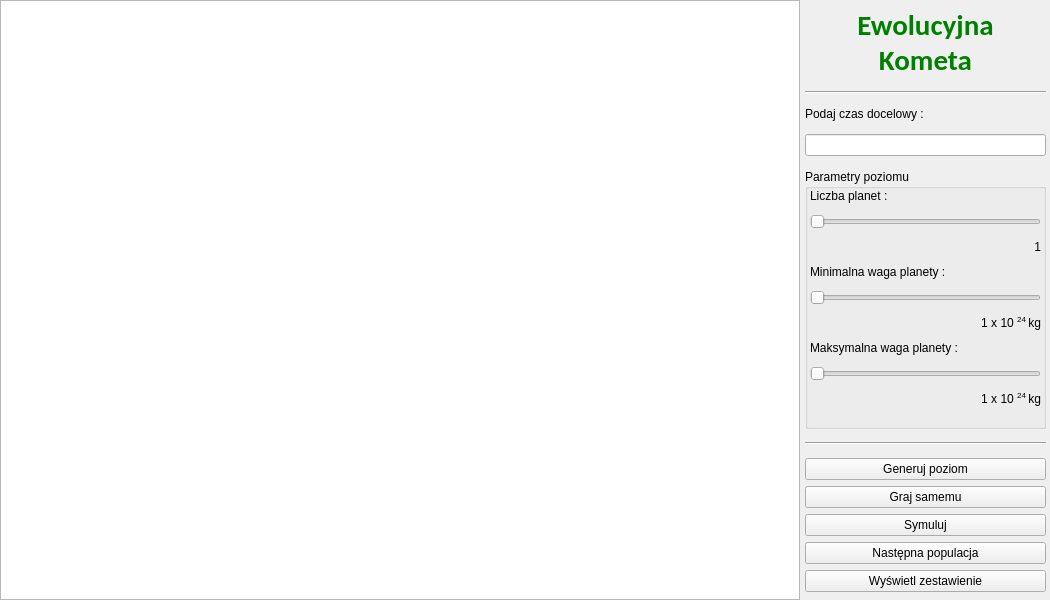
First picture: the form in mainwindow.ui, repository quetz05/pszt, before the edit.
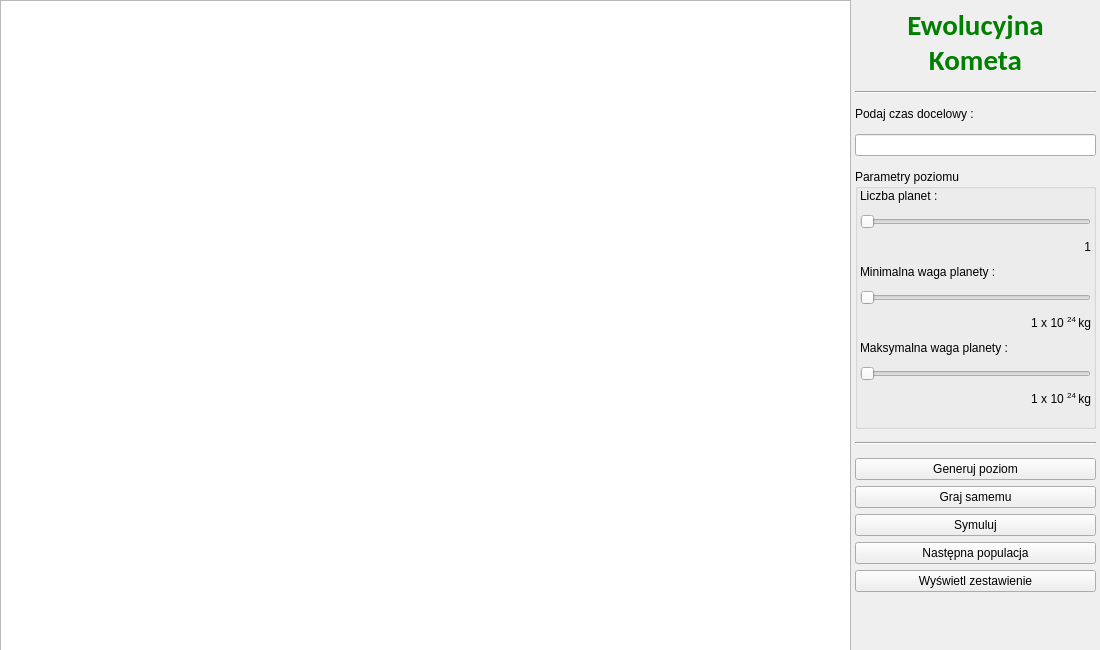
Second picture: the form after the edit.

Patch:
```diff
--- a/mainwindow.ui
+++ b/mainwindow.ui
@@ -6,8 +6,8 @@
    <rect>
     <x>0</x>
     <y>0</y>
-    <width>1050</width>
-    <height>600</height>
+    <width>1100</width>
+    <height>650</height>
    </rect>
   </property>
   <property name="windowTitle">
@@ -19,8 +19,8 @@
      <rect>
       <x>0</x>
       <y>0</y>
-      <width>800</width>
-      <height>600</height>
+      <width>851</width>
+      <height>651</height>
      </rect>
     </property>
     <property name="backgroundBrush">
@@ -36,7 +36,7 @@
    <widget class="QWidget" name="verticalLayoutWidget">
     <property name="geometry">
      <rect>
-      <x>800</x>
+      <x>850</x>
       <y>0</y>
       <width>251</width>
       <height>601</height>
```
Left out of the diff: 19 changed lines with no effect on the pictures.
